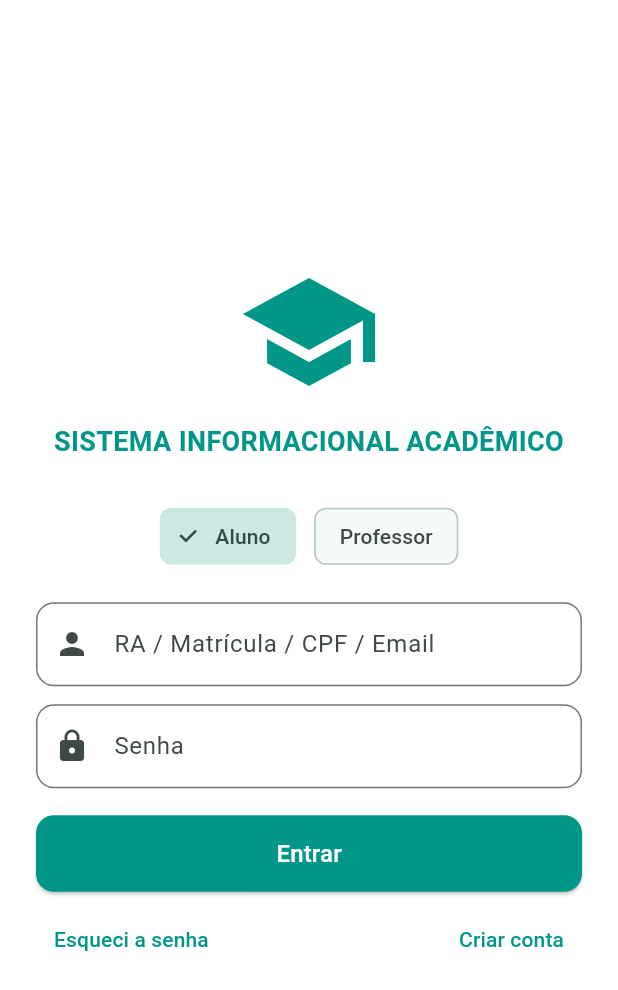
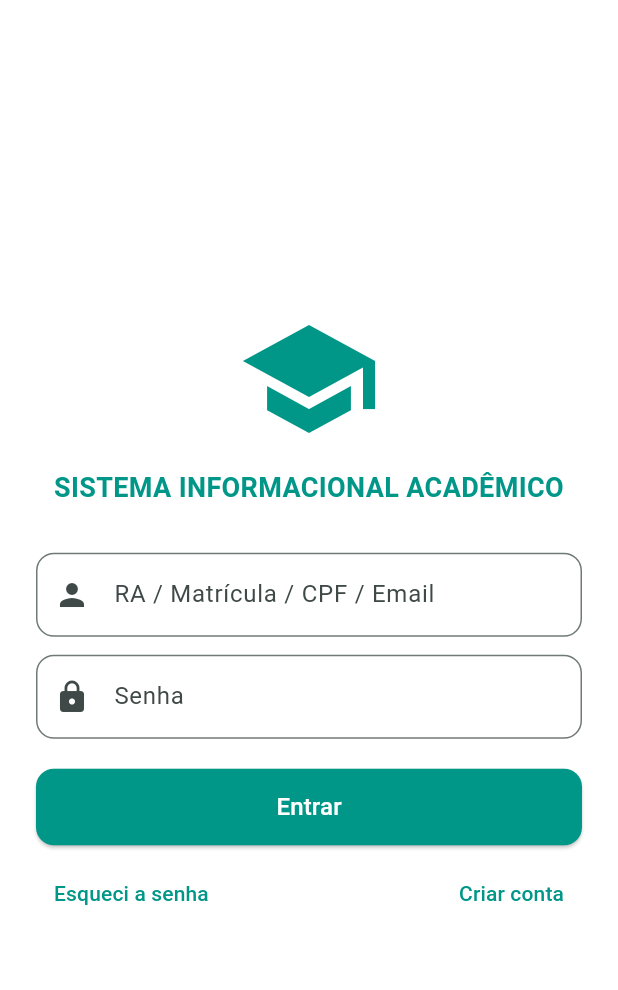
Before and after one commit to Giulia-Grossi/academy_front, a Flutter app: the screen it shows after launch, after a tap on "Ir para próxima página", on a phone screen of 412 x 824 dp. Shown: the top 990 px of the screen. Run offline on Flutter 3.47's test engine with Material 3 defaults, Android fonts, the phone set to English and light mode, and no system bars; our stand-ins replace connectivity_plus.

Commit message:
settings, no teacher

```diff
--- a/lib/pages/login_page.dart
+++ b/lib/pages/login_page.dart
@@ -10,8 +10,6 @@ class LoginPage extends StatefulWidget {
 }
 
 class _LoginPageState extends State<LoginPage> {
-  bool isProfessor = false;
-
   final TextEditingController userController = TextEditingController();
   final TextEditingController passwordController = TextEditingController();
 
@@ -37,19 +35,18 @@ class _LoginPageState extends State<LoginPage> {
 
     setState(() => isLoading = true);
 
-    // TODO: substituir por chamada HTTP real -> autenticação no backend
+    // TODO: substituir futuramente por AuthService.login
     await Future.delayed(const Duration(milliseconds: 700));
 
     setState(() => isLoading = false);
 
-    // Ao navegar, sempre passe os parâmetros necessários para HomePage.
-    // Para professor, nome recebe 'Professor Exemplo' e matrícula fica com id do professor.
+    // Mock → futuramente retornará nome real do aluno
     Navigator.pushReplacement(
       context,
       MaterialPageRoute(
         builder: (_) => HomePage(
-          nome: isProfessor ? 'Professor Exemplo' : 'Aluno Exemplo',
-          matricula: isProfessor ? 'PROF-000' : user, // para aluno usamos o RA/matrícula digitado
+          nome: 'Aluno Exemplo',
+          matricula: user,
         ),
       ),
     );
@@ -57,7 +54,6 @@ class _LoginPageState extends State<LoginPage> {
 
   @override
   Widget build(BuildContext context) {
-    // Limitar largura em telas largas (desktop)
     final maxWidth = 520.0;
 
     return Scaffold(
@@ -71,60 +67,50 @@ class _LoginPageState extends State<LoginPage> {
               mainAxisSize: MainAxisSize.min,
               children: [
                 const Icon(Icons.school, size: 96, color: Colors.teal),
+
                 const SizedBox(height: 12),
                 const Text(
                   'SISTEMA INFORMACIONAL ACADÊMICO',
                   textAlign: TextAlign.center,
-                  style: TextStyle(fontSize: 18, color: Colors.teal, fontWeight: FontWeight.bold),
-                ),
-                const SizedBox(height: 26),
-
-                // switch aluno / professor
-                Row(
-                  mainAxisAlignment: MainAxisAlignment.center,
-                  children: [
-                    ChoiceChip(
-                      label: const Text('Aluno'),
-                      selected: !isProfessor,
-                      onSelected: (_) => setState(() => isProfessor = false),
-                    ),
-                    const SizedBox(width: 12),
-                    ChoiceChip(
-                      label: const Text('Professor'),
-                      selected: isProfessor,
-                      onSelected: (_) => setState(() => isProfessor = true),
-                    ),
-                  ],
+                  style: TextStyle(
+                    fontSize: 18,
+                    color: Colors.teal,
+                    fontWeight: FontWeight.bold,
+                  ),
                 ),
 
-                const SizedBox(height: 20),
+                const SizedBox(height: 30),
 
-                // campo usuário (numérico para aluno; email para professor)
+                // Campo de usuário (RA / Matrícula / etc)
                 TextField(
                   controller: userController,
-                  keyboardType: isProfessor ? TextInputType.emailAddress : TextInputType.text,
                   decoration: InputDecoration(
-                    hintText: isProfessor ? 'Email institucional' : 'RA / Matrícula / CPF / Email',
+                    hintText: "RA / Matrícula / CPF / Email",
                     prefixIcon: const Icon(Icons.person),
-                    border: OutlineInputBorder(borderRadius: BorderRadius.circular(12)),
+                    border: OutlineInputBorder(
+                      borderRadius: BorderRadius.circular(12),
+                    ),
                   ),
                 ),
 
                 const SizedBox(height: 12),
 
-                // senha
+                // Senha
                 TextField(
                   controller: passwordController,
                   obscureText: true,
                   decoration: InputDecoration(
                     hintText: 'Senha',
                     prefixIcon: const Icon(Icons.lock),
-                    border: OutlineInputBorder(borderRadius: BorderRadius.circular(12)),
+                    border: OutlineInputBorder(
+                      borderRadius: BorderRadius.circular(12),
+                    ),
                   ),
                 ),
 
-                const SizedBox(height: 18),
+                const SizedBox(height: 20),
 
+                // Botão entrar
                 SizedBox(
                   width: double.infinity,
                   child: ElevatedButton(
@@ -132,35 +118,54 @@ class _LoginPageState extends State<LoginPage> {
                     style: ElevatedButton.styleFrom(
                       backgroundColor: Colors.teal,
                       padding: const EdgeInsets.symmetric(vertical: 14),
-                      shape: RoundedRectangleBorder(borderRadius: BorderRadius.circular(12)),
+                      shape: RoundedRectangleBorder(
+                        borderRadius: BorderRadius.circular(12),
+                      ),
                     ),
                     child: isLoading
-                        ? const SizedBox(height: 18, width: 18, child: CircularProgressIndicator(color: Colors.white, strokeWidth: 2))
-                        : const Text('Entrar', style: TextStyle(fontSize: 16,
-                        color: Colors.white)),
+                        ? const SizedBox(
+                            height: 18,
+                            width: 18,
+                            child: CircularProgressIndicator(
+                              color: Colors.white,
+                              strokeWidth: 2,
+                            ),
+                          )
+                        : const Text(
+                            'Entrar',
+                            style: TextStyle(fontSize: 16, color: Colors.white),
+                          ),
                   ),
                 ),
 
                 const SizedBox(height: 8),
 
+                // Links
                 Row(
                   mainAxisAlignment: MainAxisAlignment.spaceBetween,
                   children: [
                     TextButton(
                       onPressed: () {
-                        // TODO: implementar recuperação de senha
-                        ScaffoldMessenger.of(context).showSnackBar(const SnackBar(content: Text('Recuperação de senha (não implementada)')));
+                        ScaffoldMessenger.of(context).showSnackBar(
+                          const SnackBar(
+                            content: Text(
+                                'Recuperação de senha ainda não implementada'),
+                          ),
+                        );
                       },
-                      child: const Text('Esqueci a senha', style: TextStyle(color: Colors.teal)),
+                      child: const Text('Esqueci a senha',
+                          style: TextStyle(color: Colors.teal)),
                     ),
                     TextButton(
                       onPressed: () {
                         Navigator.push(
                           context,
-                          MaterialPageRoute(builder: (_) => const CadastroPage()),
+                          MaterialPageRoute(
+                              builder: (_) => const CadastroPage()),
                         );
                       },
-                      child: const Text('Criar conta', style: TextStyle(color: Colors.teal)),
+                      child: const Text('Criar conta',
+                          style: TextStyle(color: Colors.teal)),
                     ),
                   ],
                 ),
```
